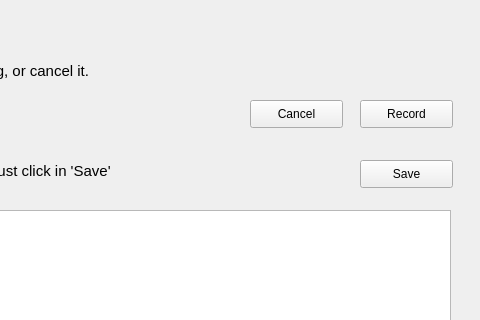
First picture: the form in UI/trainer.ui, repository jorgecasals/VoiceTrainingTool, before the edit; both pictures show x 320 to 800 and y 0 to 320 of the 800 by 1043 pixel window.
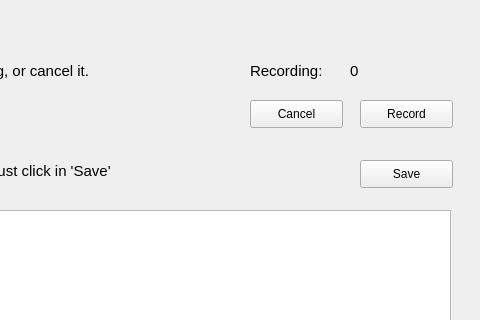
Second picture: the form after the edit.

Diff of the .ui file:
```diff
--- a/UI/trainer.ui
+++ b/UI/trainer.ui
@@ -128,6 +128,44 @@
      <string>Save</string>
     </property>
    </widget>
+   <widget class="QLabel" name="training_lbl_recording">
+    <property name="geometry">
+     <rect>
+      <x>570</x>
+      <y>60</y>
+      <width>101</width>
+      <height>22</height>
+     </rect>
+    </property>
+    <property name="font">
+     <font>
+      <family>Tahoma</family>
+      <pointsize>11</pointsize>
+     </font>
+    </property>
+    <property name="text">
+     <string>Recording:</string>
+    </property>
+   </widget>
+   <widget class="QLabel" name="training_lbl_recording_seconds">
+    <property name="geometry">
+     <rect>
+      <x>670</x>
+      <y>60</y>
+      <width>101</width>
+      <height>22</height>
+     </rect>
+    </property>
+    <property name="font">
+     <font>
+      <family>Tahoma</family>
+      <pointsize>11</pointsize>
+     </font>
+    </property>
+    <property name="text">
+     <string>0</string>
+    </property>
+   </widget>
   </widget>
  </widget>
  <resources/>
```
